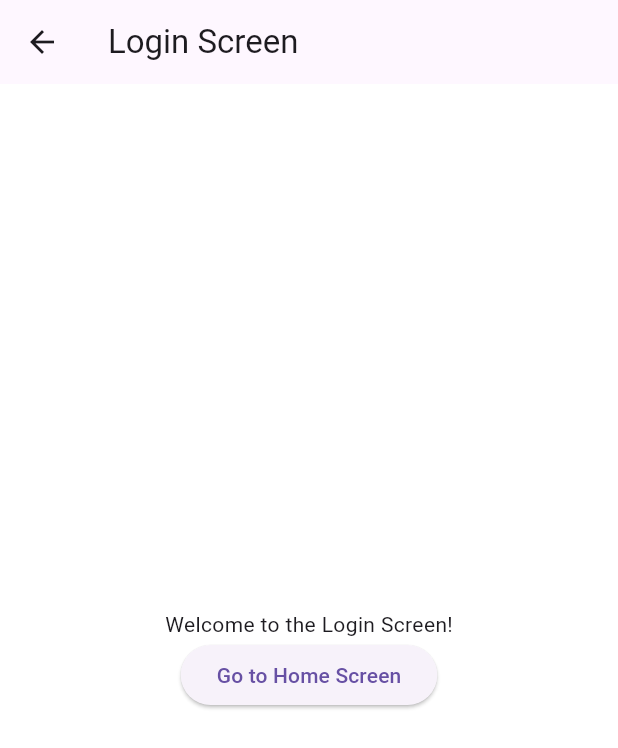
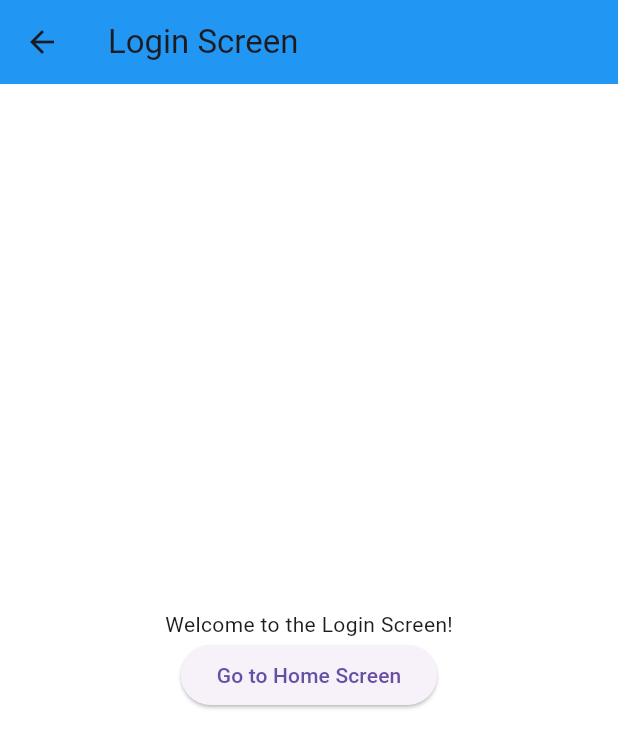
Before and after one commit to AhmedYasserTaha/docdoc_app, a Flutter app: the LoginScreen screen opened by its route, on a phone screen of 412 x 824 dp. Shown: the top 748 px of the screen. Run offline on Flutter 3.47's test engine with Material 3 defaults, Android fonts, the phone set to English and light mode, and no system bars; our stand-ins replace flutter_screenutil, flutter_svg; Roboto replaces fonts that are missing (Poppins).

Commit message:
splash screen done

```diff
--- a/lib/core/routing/app_router.dart
+++ b/lib/core/routing/app_router.dart
@@ -1,12 +1,17 @@
 import 'package:doc_doc/core/routing/routes.dart';
 import 'package:doc_doc/featured/onBoarding/onboardong_screen.dart';
+import 'package:doc_doc/featured/splash/splash.dart';
 import 'package:doc_doc/featured/ui/widget/login/login_screen.dart';
 import 'package:flutter/material.dart';
 import 'package:flutter/widgets.dart';
 
 class AppRouter {
   Route genrateRoute(RouteSettings settings) {
+    //this argument to be passed in eny screen like this  (argument as className)
+    final argument = settings.arguments;
     switch (settings.name) {
+      case Routes.splash:
+        return MaterialPageRoute(builder: (_) => const Splash());
       case Routes.onBordingScreen:
         return MaterialPageRoute(builder: (_) => const OnboardingScreen());
       case Routes.loginScreen:
--- a/lib/core/routing/routes.dart
+++ b/lib/core/routing/routes.dart
@@ -3,18 +3,4 @@ class Routes {
   static const String home = '/home';
   static const String loginScreen = '/loginScreen';
   static const String onBordingScreen = '/onBordingScreen';
-  static const String register = '/register';
-  static const String forgotPassword = '/forgot-password';
-  static const String profile = '/profile';
-  static const String settings = '/settings';
-  static const String about = '/about';
-  static const String contactUs = '/contact-us';
-  static const String termsAndConditions = '/terms-and-conditions';
-  static const String privacyPolicy = '/privacy-policy';
-  static const String notifications = '/notifications';
-  static const String chat = '/chat';
-  static const String search = '/search';
-  static const String productDetails = '/product-details';
-  static const String cart = '/cart';
-  static const String checkout = '/checkout';
 }
--- a/lib/doc_app.dart
+++ b/lib/doc_app.dart
@@ -22,7 +22,7 @@ class DocApp extends StatelessWidget {
           fontFamily: 'Poppins',
           scaffoldBackgroundColor: Colors.white,
         ),
-        initialRoute: Routes.onBordingScreen,
+        initialRoute: Routes.splash,
         onGenerateRoute: appRouter.genrateRoute,
       ),
     );
--- a/lib/featured/ui/widget/login/login_screen.dart
+++ b/lib/featured/ui/widget/login/login_screen.dart
@@ -6,16 +6,17 @@ class LoginScreen extends StatelessWidget {
   @override
   Widget build(BuildContext context) {
     return Scaffold(
-      appBar: AppBar(title: const Text('Login Screen')),
+      appBar: AppBar(
+        backgroundColor: Colors.blue,
+        title: const Text('Login Screen'),
+      ),
       body: Center(
         child: Column(
           mainAxisAlignment: MainAxisAlignment.center,
           children: <Widget>[
             const Text('Welcome to the Login Screen!'),
             ElevatedButton(
-              onPressed: () {
-                Navigator.pushNamed(context, '/home');
-              },
+              onPressed: () {},
               child: const Text('Go to Home Screen'),
             ),
           ],
```
Also changed, not shown: lib/featured/onBoarding/widget/get_started_widget.dart (+6 -1 lines), lib/featured/splash/splash.dart (added, +32 -0 lines), assets/images/SplashScreen.png (added).
